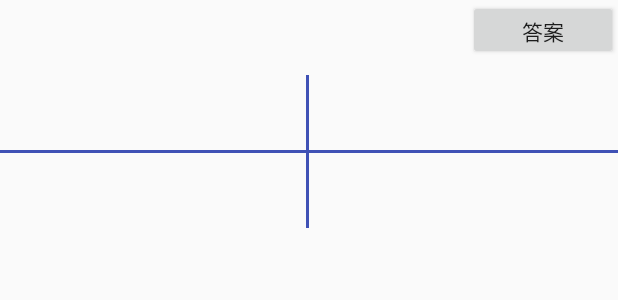
After one commit to mochao1/demo2, an Android app: the layout test_item_view.xml on its own in the app's theme, with its tools: preview values and no code run, on a phone screen of 412 x 824 dp. The commit adds this screen. Shown: the top 300 px of the screen. Run offline under Robolectric (Android 15) with nearby library versions, the phone set to English and light mode, and no system bars.

Commit message:
2019年12月28日11:51:373

```diff
--- /dev/null
+++ b/app/src/main/res/layout/test_item_view.xml
@@ -0,0 +1,87 @@
+<?xml version="1.0" encoding="utf-8"?>
+<RelativeLayout
+    xmlns:android="http://schemas.android.com/apk/res/android"
+    android:layout_width="match_parent"
+    android:layout_height="wrap_content">
+
+    <LinearLayout
+        android:id="@+id/title_ll"
+        android:layout_width="match_parent"
+        android:layout_height="wrap_content">
+
+        <TextView
+            android:id="@+id/title_content"
+            android:layout_weight="1"
+            android:layout_width="0dp"
+            android:layout_height="match_parent" />
+
+        <TextView
+            android:visibility="invisible"
+            android:id="@+id/text_answer"
+            android:layout_width="50dp"
+            android:layout_height="40dp" />
+
+        <Button
+            android:id="@+id/btn_answer"
+            android:text="答案"
+            android:layout_width="100dp"
+            android:layout_height="40dp" />
+    </LinearLayout>
+
+    <LinearLayout
+        android:id="@+id/option_ab"
+        android:layout_marginTop="10dp"
+        android:layout_below="@id/title_ll"
+        android:layout_width="match_parent"
+        android:layout_height="50dp">
+        <TextView
+            android:id="@+id/option_a"
+            android:gravity="center"
+            android:layout_width="0dp"
+            android:layout_weight="1"
+            android:layout_height="match_parent" />
+        <View
+            android:layout_width="2dp"
+            android:background="@color/colorPrimary"
+            android:layout_height="match_parent"/>
+        <TextView
+            android:layout_marginStart="2dp"
+            android:id="@+id/option_b"
+            android:gravity="center"
+            android:layout_width="0dp"
+            android:layout_weight="1"
+            android:layout_height="match_parent" />
+    </LinearLayout>
+
+    <View
+        android:id="@+id/divider_view"
+        android:layout_below="@id/option_ab"
+        android:layout_width="match_parent"
+        android:background="@color/colorPrimary"
+        android:layout_height="2dp"/>
+
+    <LinearLayout
+        android:id="@+id/option_cd"
+        android:layout_below="@id/divider_view"
+        android:layout_width="match_parent"
+        android:layout_height="50dp">
+        <TextView
+            android:id="@+id/option_c"
+            android:layout_width="0dp"
+            android:layout_weight="1"
+            android:gravity="center"
+            android:layout_height="match_parent" />
+        <View
+            android:layout_width="2dp"
+            android:background="@color/colorPrimary"
+            android:layout_height="match_parent"/>
+        <TextView
+            android:layout_marginStart="2dp"
+            android:id="@+id/option_d"
+            android:gravity="center"
+            android:layout_width="0dp"
+            android:layout_weight="1"
+            android:layout_height="match_parent" />
+    </LinearLayout>
+
+</RelativeLayout>
```
Also changed, not shown: app/src/main/java/com/demo/test/mymusic/DataCenter.java (added, +405 -0 lines), app/src/main/java/com/demo/test/mymusic/HelpActivity.java (+27 -4 lines), app/src/main/java/com/demo/test/mymusic/ListMusicActivity.java (+18 -9 lines), app/src/main/java/com/demo/test/mymusic/MusicBaseInfo.java (+11 -1 lines), app/src/main/java/com/demo/test/mymusic/TestAdapter.java (added, +48 -0 lines), app/src/main/java/com/demo/test/mymusic/TestInfo.java (added, +40 -0 lines), app/src/main/res/layout/activity_help.xml (+10 -3 lines).
